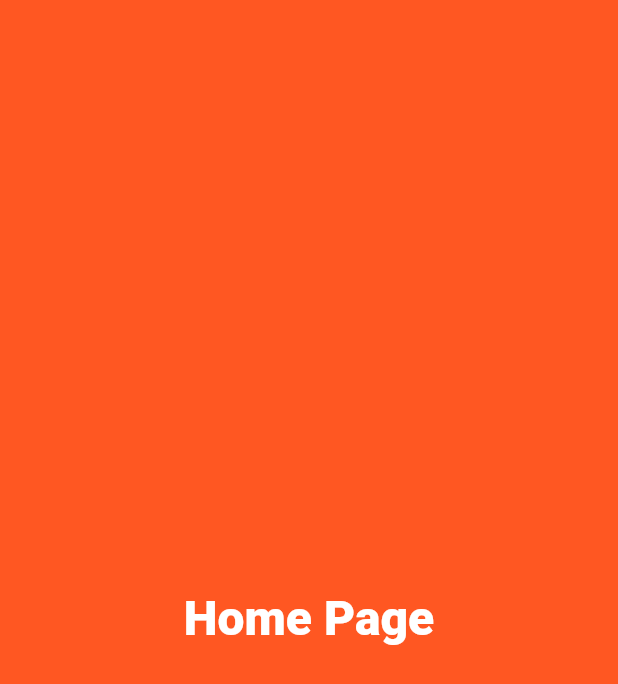
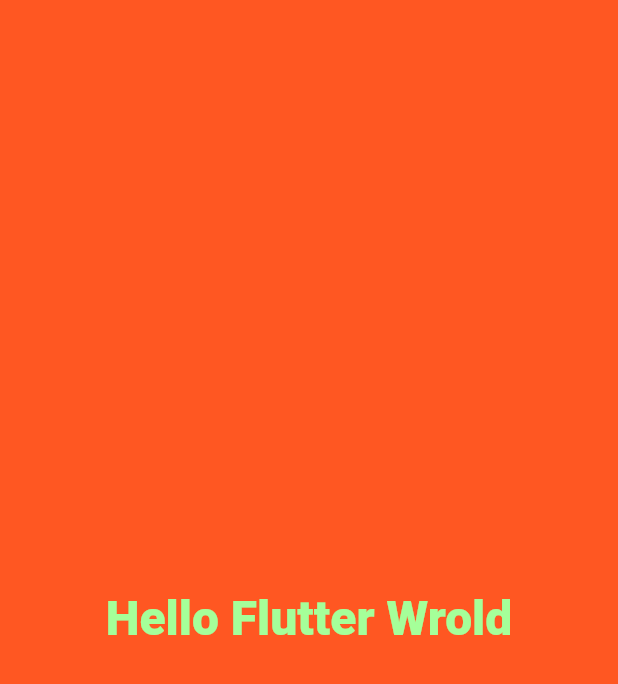
Before and after one commit to Agbajee/flutter_app, a Flutter app: the screen it shows after launch, on a phone screen of 412 x 824 dp. Shown: the top 684 px of the screen. Run offline on Flutter 3.47's test engine with Material 2 defaults, Android fonts, the phone set to English and light mode, and no system bars.

Commit message:
Added an App Bar

```diff
--- a/lib/main.dart
+++ b/lib/main.dart
@@ -1,28 +1,6 @@
 import 'package:flutter/material.dart';
+import 'package:flutter_app/ui/home.dart';
 
 void main() {
   runApp(const Home());
 }
-
-class Home extends StatelessWidget {
-  const Home({Key? key}) : super(key: key);
-
-  @override
-  Widget build(BuildContext context) {
-    return const Material(
-      color: Colors.deepOrange,
-      child: Center(
-        child: Text(
-           "Home Page",
-           textDirection: TextDirection.ltr,
-           style: TextStyle(
-             fontSize: 32,
-             color: Colors.white,
-             fontWeight: FontWeight.w900,
-           ),
-        )
-      ),
-
-    );
-  }
-}
--- /dev/null
+++ b/lib/ui/home.dart
@@ -0,0 +1,38 @@
+import 'package:flutter/material.dart';
+
+class MyAppBar extends StatelessWidget {
+  const MyAppBar({super.key});
+
+  @override
+  Widget build(BuildContext context) {
+    return  Scaffold(
+      appBar: AppBar(
+        title: const Text('Welcome'),
+        centerTitle: true,
+
+      ),
+
+    );
+  }
+}
+
+class Home extends StatelessWidget {
+  const Home({Key? key}) : super(key: key);
+
+  @override
+  Widget build(BuildContext context) {
+    return const Material(
+      color: Colors.deepOrange,
+      child: Center(
+          child: Text(
+        "Hello Flutter Wrold",
+        textDirection: TextDirection.ltr,
+        style: TextStyle(
+          fontSize: 32,
+          color: Color.fromARGB(255, 165, 255, 153),
+          fontWeight: FontWeight.w900,
+        ),
+      )),
+    );
+  }
+}
```
